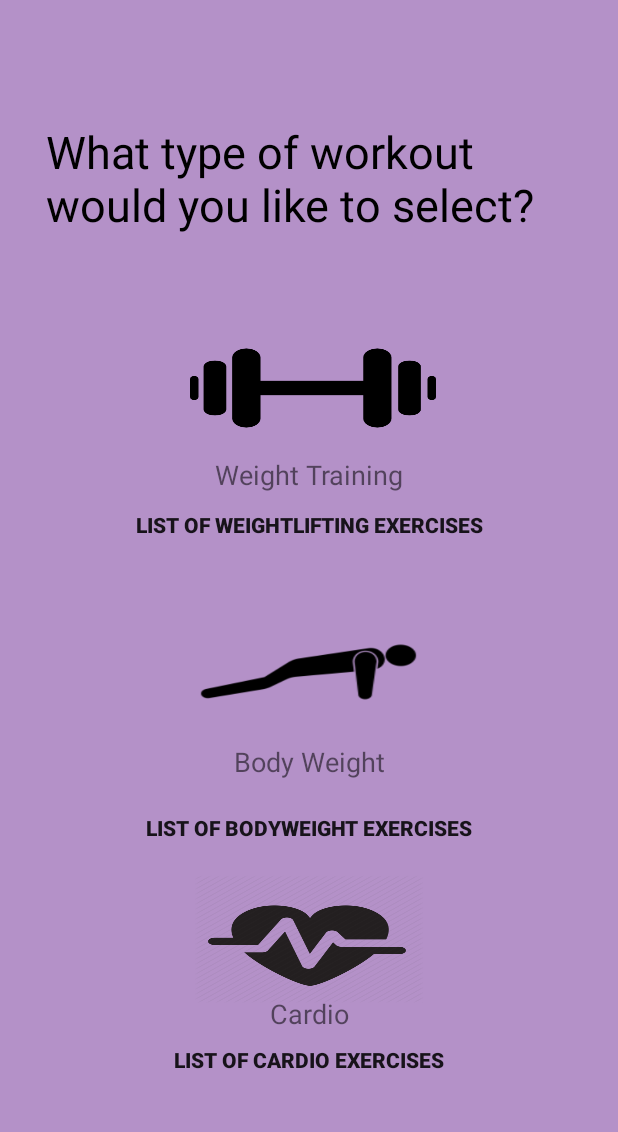
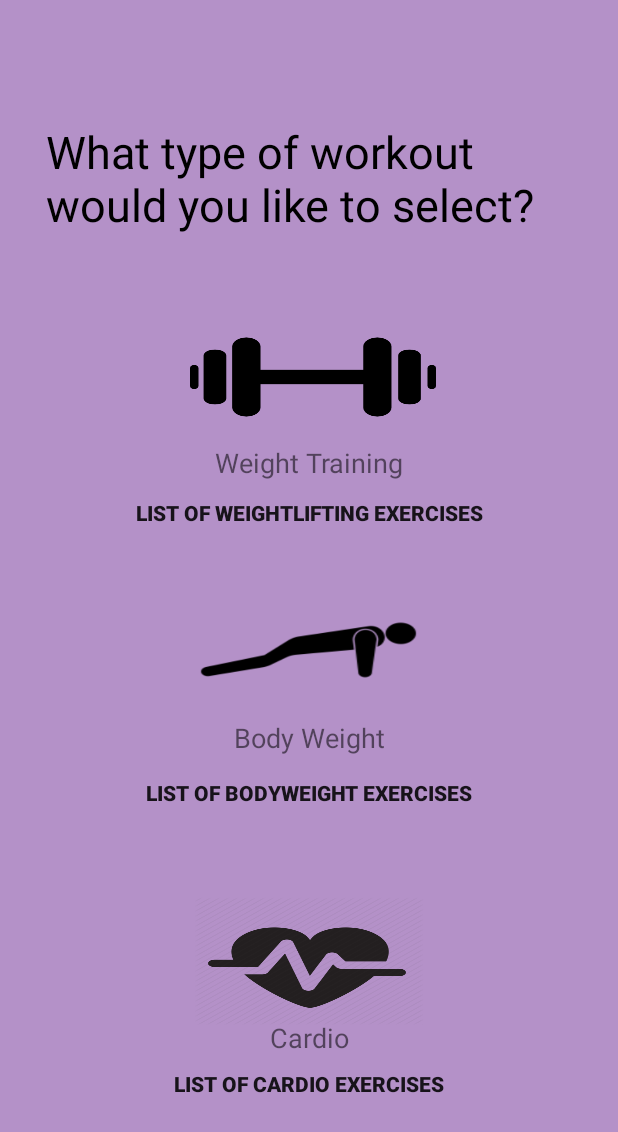
Before and after one commit to ZADAWI123/CMSC-355-APP-Group-D, an Android app: the SelectionTab screen opened directly, with no data from a screen before it, on a phone screen of 412 x 824 dp. Shown: the top 1132 px of the screen. Run offline under Robolectric (Android 15) with nearby library versions, the phone set to English and light mode, and no system bars.

Commit message:
Update activity_selection_tab.xml
Minor UI adjustment

```diff
--- a/app/src/main/res/layout/activity_selection_tab.xml
+++ b/app/src/main/res/layout/activity_selection_tab.xml
@@ -19,7 +19,7 @@
         app:layout_constraintHorizontal_bias="0.501"
         app:layout_constraintStart_toStartOf="parent"
         app:layout_constraintTop_toTopOf="parent"
-        app:layout_constraintVertical_bias="0.79" />
+        app:layout_constraintVertical_bias="0.81" />
 
     <Button
         android:id="@+id/wtBtn"
@@ -32,7 +32,7 @@
         app:layout_constraintHorizontal_bias="0.51"
         app:layout_constraintStart_toStartOf="parent"
         app:layout_constraintTop_toTopOf="parent"
-        app:layout_constraintVertical_bias="0.29000002" />
+        app:layout_constraintVertical_bias="0.27999997" />
 
     <Button
         android:id="@+id/bwBtn"
@@ -45,7 +45,7 @@
         app:layout_constraintHorizontal_bias="0.498"
         app:layout_constraintStart_toStartOf="parent"
         app:layout_constraintTop_toTopOf="parent"
-        app:layout_constraintVertical_bias="0.55" />
+        app:layout_constraintVertical_bias="0.53" />
 
     <TextView
         android:id="@+id/textView7"
@@ -73,7 +73,7 @@
         app:layout_constraintEnd_toEndOf="parent"
         app:layout_constraintStart_toStartOf="parent"
         app:layout_constraintTop_toTopOf="parent"
-        app:layout_constraintVertical_bias="0.42000002" />
+        app:layout_constraintVertical_bias="0.41000003" />
 
     <Button
         android:id="@+id/button3"
@@ -86,7 +86,7 @@
         app:layout_constraintEnd_toEndOf="parent"
         app:layout_constraintStart_toStartOf="parent"
         app:layout_constraintTop_toTopOf="parent"
-        app:layout_constraintVertical_bias="0.68" />
+        app:layout_constraintVertical_bias="0.65" />
 
     <Button
         android:id="@+id/button4"
@@ -99,7 +99,7 @@
         app:layout_constraintEnd_toEndOf="parent"
         app:layout_constraintStart_toStartOf="parent"
         app:layout_constraintTop_toTopOf="parent"
-        app:layout_constraintVertical_bias="0.88" />
+        app:layout_constraintVertical_bias="0.9" />
 
     <TextView
         android:id="@+id/textView20"
@@ -111,7 +111,7 @@
         app:layout_constraintEnd_toEndOf="parent"
         app:layout_constraintStart_toStartOf="parent"
         app:layout_constraintTop_toTopOf="parent"
-        app:layout_constraintVertical_bias="0.38" />
+        app:layout_constraintVertical_bias="0.37" />
 
     <TextView
         android:id="@+id/textView21"
@@ -123,7 +123,7 @@
         app:layout_constraintEnd_toEndOf="parent"
         app:layout_constraintStart_toStartOf="parent"
         app:layout_constraintTop_toTopOf="parent"
-        app:layout_constraintVertical_bias="0.62" />
+        app:layout_constraintVertical_bias="0.6" />
 
     <TextView
         android:id="@+id/textView23"
@@ -135,5 +135,5 @@
         app:layout_constraintEnd_toEndOf="parent"
         app:layout_constraintStart_toStartOf="parent"
         app:layout_constraintTop_toTopOf="parent"
-        app:layout_constraintVertical_bias="0.83" />
+        app:layout_constraintVertical_bias="0.85" />
 </androidx.constraintlayout.widget.ConstraintLayout>
```
